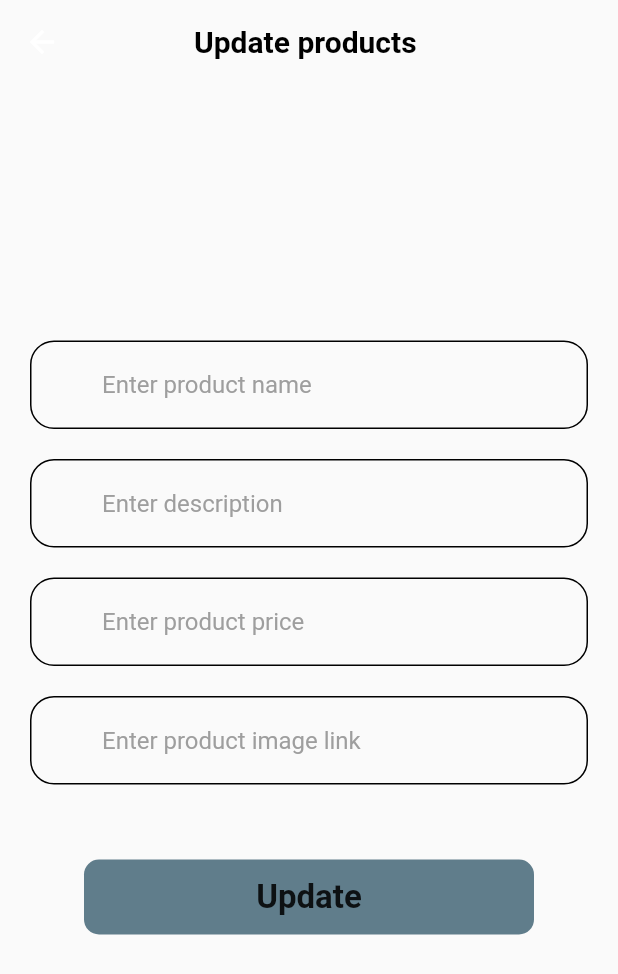
After one commit to shehab-nabil/Store-App, a Flutter app: the UpdateProductScreen screen opened by its route, on a phone screen of 412 x 824 dp. The commit adds this screen. Shown: the top 974 px of the screen. Run offline on Flutter 3.47's test engine with Material 2 defaults, Android fonts, the phone set to English and light mode, and no system bars; our stand-ins replace font_awesome_flutter; network calls fail.

Commit message:
build the update screen

```diff
--- a/lib/components/custom_Store_card.dart
+++ b/lib/components/custom_Store_card.dart
@@ -1,6 +1,7 @@
 import 'package:flutter/material.dart';
 import 'package:font_awesome_flutter/font_awesome_flutter.dart';
 import 'package:store_app/models/products_model.dart';
+import 'package:store_app/screens/update_screen.dart';
 
 class CustomCard extends StatelessWidget {
    CustomCard({super.key,required this.product});
@@ -9,7 +10,9 @@ class CustomCard extends StatelessWidget {
 
   @override
   Widget build(BuildContext context) {
-    return Stack(
+    return GestureDetector(
+      onTap: (){Navigator.pushNamed(context, UpdateProductScreen.id);},
+      child: Stack(
         clipBehavior: Clip.none,
         children: [
           Card(
@@ -44,8 +47,8 @@ class CustomCard extends StatelessWidget {
             ),
           ),
           Positioned(
-            left: 90,
-            bottom: 75,
+              left: 71,
+              bottom: 70,
               child: Stack(
                 children: [Image.network(
                   product.image,
@@ -54,6 +57,7 @@ class CustomCard extends StatelessWidget {
                 )],
               ))
         ],
+      ),
     );
   }
 }
--- /dev/null
+++ b/lib/components/custom_button.dart
@@ -0,0 +1,33 @@
+import 'package:flutter/cupertino.dart';
+import 'package:flutter/material.dart';
+
+class Custombutton extends StatelessWidget{
+  Custombutton({required this.label,this.width,this.height,required this.onTap,this.buttonColor});
+  String? label;
+
+  double? height =40;
+  double? width =double.infinity;
+  Color? buttonColor;
+  VoidCallback? onTap;
+
+  Widget build(BuildContext context) {
+    return GestureDetector(
+      onTap: onTap,
+      child: Container(
+        decoration: BoxDecoration(
+          color:buttonColor,
+          borderRadius: BorderRadius.circular(10),
+
+        ),
+        width: width,
+        height: height,
+        child: Center(child: Text('$label',style:const TextStyle(
+          fontSize: 22,
+          fontWeight: FontWeight.bold,
+        ),)),
+
+      ),
+    );
+  }
+
+}
--- /dev/null
+++ b/lib/components/custom_text_form_field.dart
@@ -0,0 +1,69 @@
+import 'package:flutter/material.dart';
+
+// ignore: must_be_immutable
+class CustomFormTextField extends StatelessWidget {
+  CustomFormTextField(
+      {super.key,
+      this.hintText,
+      this.hintColor,
+      this.label,
+      this.labelColor,
+      this.prefixIcon,
+      this.prefixIconColor,
+       this.borderColor,
+       this.circularBorderRadius,
+       this.focusBorderColor,
+      this.onChange,
+      this.isHidden = false});
+
+  String? hintText;
+  Color? hintColor;
+
+  String? label;
+  Color? labelColor;
+
+  IconData? prefixIcon;
+  Color? prefixIconColor;
+
+  Function(String)? onChange;
+
+  Color? borderColor;
+  Color? focusBorderColor;
+  double? circularBorderRadius;
+
+  bool? isHidden;
+  @override
+  Widget build(BuildContext context) {
+    return TextFormField(
+      obscureText: isHidden!,
+      validator: (data) {
+        if (data!.isEmpty) {
+          return "can't be empty";
+        }
+      },
+      onChanged: onChange,
+      decoration: InputDecoration(
+        hintText: hintText,
+        hintStyle: TextStyle(color: hintColor),
+
+        label: label==null? null:Text('$label'),
+        labelStyle: TextStyle(color: labelColor),
+
+        prefixIcon: Icon(prefixIcon),
+        prefixIconColor: prefixIconColor,
+
+        enabledBorder: OutlineInputBorder(
+            borderSide: BorderSide(
+              color: borderColor==null?Colors.black:borderColor!,
+            ),
+            borderRadius: circularBorderRadius==null? BorderRadius.zero :BorderRadius.circular(circularBorderRadius!)),
+
+        focusedBorder: OutlineInputBorder(
+            borderSide: BorderSide(
+              color: focusBorderColor==null?Colors.black:focusBorderColor!,
+            ),
+            borderRadius: circularBorderRadius==null? BorderRadius.zero :BorderRadius.circular(circularBorderRadius!)),
+      ),
+    );
+  }
+}
--- a/lib/main.dart
+++ b/lib/main.dart
@@ -1,5 +1,6 @@
   import 'package:flutter/material.dart';
 import 'package:store_app/screens/home_screen.dart';
+import 'package:store_app/screens/update_screen.dart';
 
 void main() {
   runApp( StoreApp());
@@ -12,7 +13,8 @@ class StoreApp extends StatelessWidget {
   Widget build(BuildContext context) {
     return MaterialApp(
       routes: {
-        HomeScreen.id : (context)=> HomeScreen(),
+        HomeScreen.id : (context)=> const HomeScreen(),
+        UpdateProductScreen.id :(context) => const UpdateProductScreen(),
       },
    initialRoute: HomeScreen.id,
     );
--- /dev/null
+++ b/lib/screens/update_screen.dart
@@ -0,0 +1,70 @@
+import 'package:flutter/cupertino.dart';
+import 'package:flutter/material.dart';
+import 'package:store_app/components/custom_button.dart';
+import 'package:store_app/components/custom_text_form_field.dart';
+
+class UpdateProductScreen extends StatelessWidget {
+  const UpdateProductScreen({Key? key}) : super(key: key);
+  static String id = 'Update product screen';
+  @override
+  Widget build(BuildContext context) {
+    return Scaffold(
+      appBar: AppBar(
+        elevation: 0,
+        title: Text('Update products ',
+            style: TextStyle(fontWeight: FontWeight.bold, color: Colors.black)),
+        backgroundColor: Colors.transparent,
+        centerTitle: true,
+      ),
+      body: Column(
+        mainAxisAlignment: MainAxisAlignment.center,
+        children: [
+          Padding(
+            padding: const EdgeInsets.symmetric(horizontal: 20, vertical: 10),
+            child: CustomFormTextField(
+              circularBorderRadius: 16,
+              focusBorderColor: Colors.blueGrey,
+              hintText: 'Enter product name',
+              hintColor: Colors.grey,
+              labelColor: Colors.black54,
+            ),
+          ),
+          Padding(
+            padding: const EdgeInsets.symmetric(horizontal: 20, vertical: 10),
+            child: CustomFormTextField(
+              circularBorderRadius: 16,
+              focusBorderColor: Colors.blueGrey,
+              hintText: 'Enter description',
+              hintColor: Colors.grey,
+              labelColor: Colors.black54,
+            ),
+          ),
+          Padding(
+            padding: const EdgeInsets.symmetric(horizontal: 20, vertical: 10),
+            child: CustomFormTextField(
+              circularBorderRadius: 16,
+              focusBorderColor: Colors.blueGrey,
+              hintText: 'Enter product price',
+              hintColor: Colors.grey,
+              labelColor: Colors.black54,
+            ),
+          ),
+          Padding(
+            padding: const EdgeInsets.symmetric(horizontal: 20, vertical: 10),
+            child: CustomFormTextField(
+              circularBorderRadius: 16,
+              focusBorderColor: Colors.blueGrey,
+              hintText: 'Enter product image link ',
+              hintColor: Colors.grey,
+              labelColor: Colors.black54,
+            ),
+          ),
+          Padding(
+            padding: const EdgeInsets.symmetric(vertical: 40),
+            child: Custombutton(label: 'Update', onTap: () {},buttonColor: Colors.blueGrey,height: 50,width: 300,),
+          )
+        ],
+      ),
+    );
+  }
+}
```
Also changed, not shown: 3 other files. Lines whose indentation alone changed are shown as unchanged.
